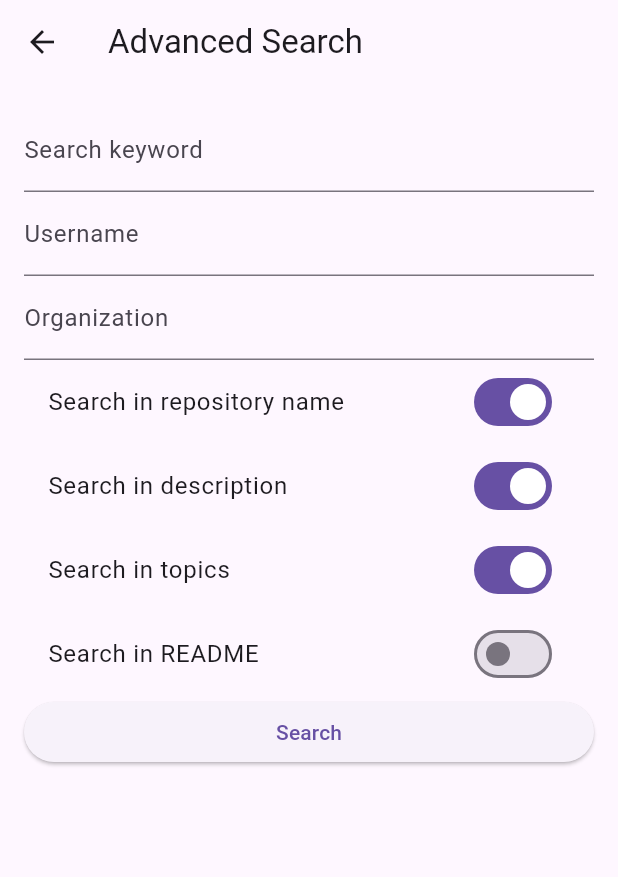
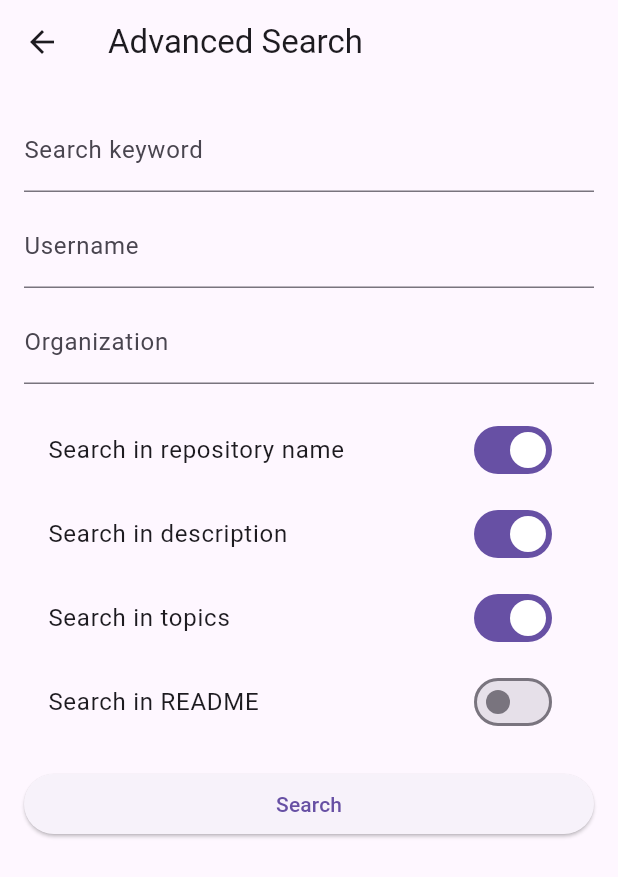
Before and after one commit to kanyamo/github-finder-flutter, a Flutter app: the AdvancedSearchScreen screen opened directly, on a phone screen of 412 x 824 dp. Shown: the top 877 px of the screen. Run offline on Flutter 3.47's test engine with Material 3 defaults, Android fonts, the phone set to English and light mode, and no system bars; our stand-ins replace flutter_riverpod, freezed_annotation.

Commit message:
詳細画面検索のフォームフィールド間の余白設定

```diff
--- a/lib/screens/advanced_search_screen.dart
+++ b/lib/screens/advanced_search_screen.dart
@@ -63,12 +63,14 @@ class _AdvancedSearchScreenState extends ConsumerState<AdvancedSearchScreen> {
               onChanged: (value) =>
                   ref.read(searchStateProvider.notifier).updateKeyword(value),
             ),
+            const SizedBox(height: 8),
             TextFormField(
               decoration: const InputDecoration(labelText: 'Username'),
               initialValue: searchState.username,
               onChanged: (value) =>
                   ref.read(searchStateProvider.notifier).updateUsername(value),
             ),
+            const SizedBox(height: 8),
             TextFormField(
               decoration: const InputDecoration(labelText: 'Organization'),
               initialValue: searchState.organization,
@@ -76,6 +78,7 @@ class _AdvancedSearchScreenState extends ConsumerState<AdvancedSearchScreen> {
                   .read(searchStateProvider.notifier)
                   .updateOrganization(value),
             ),
+            const SizedBox(height: 16),
             SwitchListTile(
               title: const Text('Search in repository name'),
               value: searchState.searchInName,
@@ -104,6 +107,7 @@ class _AdvancedSearchScreenState extends ConsumerState<AdvancedSearchScreen> {
                   .read(searchStateProvider.notifier)
                   .updateSearchInReadme(value),
             ),
+            const SizedBox(height: 16),
             ElevatedButton(
               onPressed: _performSearch,
               child: const Text('Search'),
```
